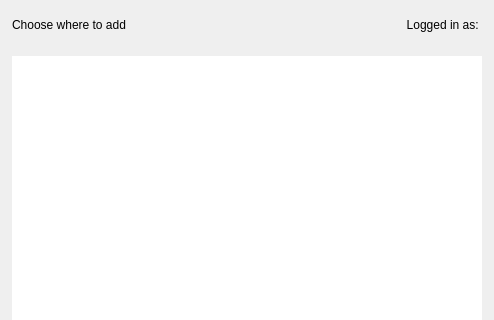
Above: felt/ui/create_map.ui from felt/qgis-plugin before the change; both pictures show x 0 to 494 and y 0 to 320 of the 494 by 549 pixel window. Below: the same form after it.
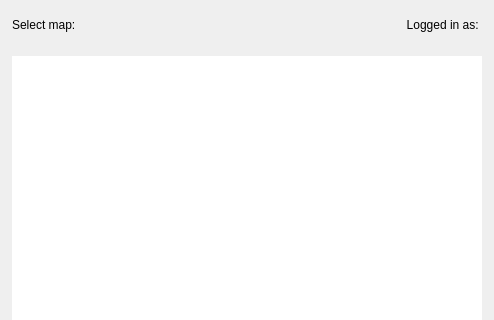
That is the form after the change.

Commit message:
Remove 'logged in as' text (#41)
* Remove 'logged in as' text

Fixes https://github.com/felt/qgis-plugin-discussion/issues/51

* Change text to "Select map"

Fixes https://github.com/felt/qgis-plugin-discussion/issues/50

What changed in the file:
```diff
--- a/felt/ui/create_map.ui
+++ b/felt/ui/create_map.ui
@@ -112,7 +112,7 @@
            <item row="0" column="0">
             <widget class="QLabel" name="label_user_2">
              <property name="text">
-              <string>Choose where to add</string>
+              <string>Select map:</string>
              </property>
             </widget>
            </item>
```
The commit also changes 1 other file.
